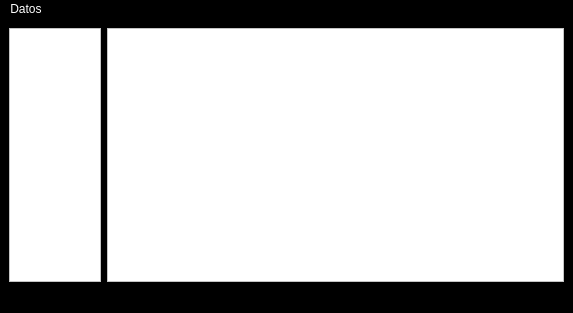
Laloses/SGDB-Indices, file mainwindow.ui: the form before one commit.
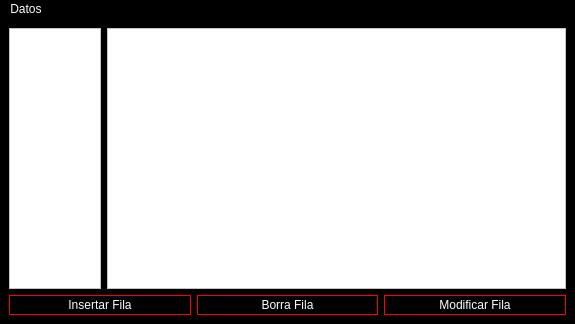
The form after the commit.

Commit message: llenar los indices

```diff
--- a/mainwindow.ui
+++ b/mainwindow.ui
@@ -6,21 +6,39 @@
    <rect>
     <x>0</x>
     <y>0</y>
-    <width>573</width>
-    <height>313</height>
+    <width>575</width>
+    <height>324</height>
    </rect>
   </property>
   <property name="windowTitle">
    <string>MainWindow</string>
   </property>
   <property name="styleSheet">
-   <string notr="true">background:black;
-color:white;</string>
+   <string notr="true">QMainWindow,QMenuBar,QMenu{
+background-color:black;
+color: white;
+}
+QWidget{
+color: white;
+}
+QPushButton{
+border: 1px solid red;
+padding:2px;
+}
+QPushButton:hover{
+margin-top:1px;
+}
+QMessageBox{
+color:black;
+}
+</string>
   </property>
   <widget class="QWidget" name="centralwidget">
+   <layout class="QVBoxLayout" name="verticalLayout">
+    <item>
    <layout class="QHBoxLayout" name="horizontalLayout">
     <item>
-     <widget class="QTableView" name="tv_indice">
+       <widget class="QTableWidget" name="tv_indice">
       <property name="enabled">
        <bool>false</bool>
       </property>
@@ -32,7 +50,7 @@
       </property>
       <property name="maximumSize">
        <size>
-        <width>100</width>
+          <width>92</width>
         <height>16777215</height>
        </size>
       </property>
@@ -40,6 +58,9 @@
        <string notr="true">background:white;
 color:black;</string>
       </property>
+        <attribute name="verticalHeaderVisible">
+         <bool>false</bool>
+        </attribute>
      </widget>
     </item>
     <item>
@@ -75,13 +96,40 @@
      </widget>
     </item>
    </layout>
+    </item>
+    <item>
+     <layout class="QHBoxLayout" name="horizontalLayout_2">
+      <item>
+       <widget class="QPushButton" name="pb_insertar">
+        <property name="text">
+         <string>Insertar Fila</string>
+        </property>
+       </widget>
+      </item>
+      <item>
+       <widget class="QPushButton" name="pb_borrar">
+        <property name="text">
+         <string>Borra Fila</string>
+        </property>
+       </widget>
+      </item>
+      <item>
+       <widget class="QPushButton" name="pb_modificar">
+        <property name="text">
+         <string>Modificar Fila</string>
+        </property>
+       </widget>
+      </item>
+     </layout>
+    </item>
+   </layout>
   </widget>
   <widget class="QMenuBar" name="menubar">
    <property name="geometry">
     <rect>
      <x>0</x>
      <y>0</y>
-     <width>573</width>
+     <width>575</width>
      <height>21</height>
     </rect>
    </property>
@@ -93,7 +141,6 @@
    </widget>
    <addaction name="menuDatos"/>
   </widget>
-  <widget class="QStatusBar" name="statusbar"/>
   <action name="actionImportar_Tablas">
    <property name="text">
     <string>Importar Tablas</string>
```
Lines whose indentation alone changed are shown as unchanged. The commit also changes 5 other files.
